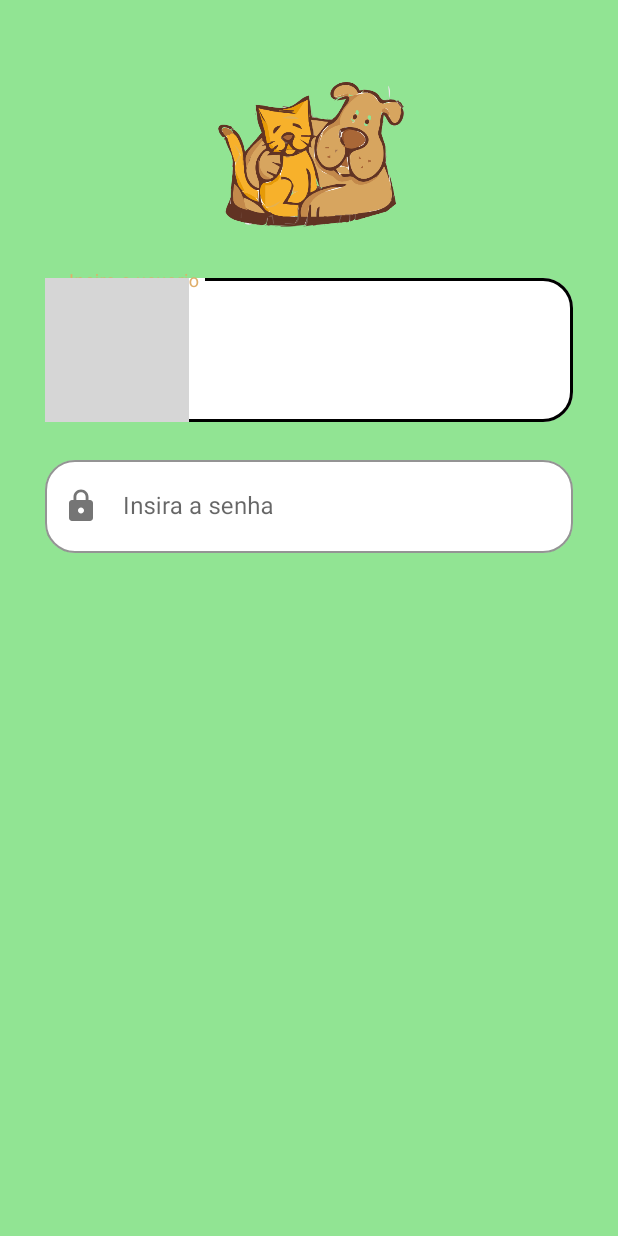
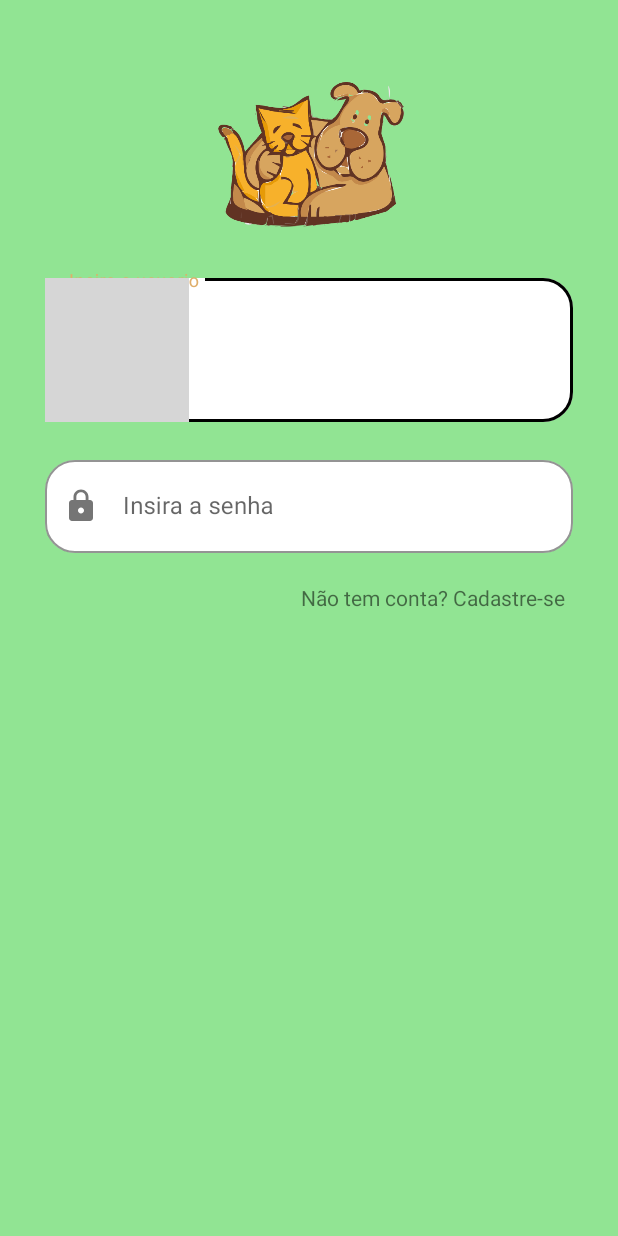
Before and after one commit to luismiguel172/AdotaPets, an Android app: the layout login_layout.xml on its own in the app's theme, with its tools: preview values and no code run, on a phone screen of 412 x 824 dp. Run offline under Robolectric (Android 15) with nearby library versions, the phone set to English and light mode, and no system bars; grey boxes are pictures that could not be loaded.

Commit message:
Quarta Mão

```diff
--- a/app/src/main/res/layout/login_layout.xml
+++ b/app/src/main/res/layout/login_layout.xml
@@ -1,72 +1,81 @@
 <?xml version="1.0" encoding="utf-8"?>
-<LinearLayout
-    xmlns:android="http://schemas.android.com/apk/res/android"
+<LinearLayout xmlns:android="http://schemas.android.com/apk/res/android"
     xmlns:app="http://schemas.android.com/apk/res-auto"
     xmlns:tools="http://schemas.android.com/tools"
-    android:orientation="vertical"
-    android:gravity="center_horizontal"
     android:layout_width="match_parent"
     android:layout_height="match_parent"
-    tools:context=".Login_Activity"
-    android:background="#91E493">
+    android:background="#91E493"
+    android:gravity="center_horizontal"
+    android:orientation="vertical"
+    tools:context=".Login_Activity">
 
     <LinearLayout
         android:layout_width="match_parent"
         android:layout_height="match_parent"
-        android:orientation="vertical"
-        android:layout_margin="20dp">
+        android:layout_margin="20dp"
+        android:orientation="vertical">
 
         <ImageView
-        android:layout_gravity="center_horizontal"
             android:layout_width="150dp"
             android:layout_height="150dp"
-        android:src="@drawable/logobg"/>
+            android:layout_gravity="center_horizontal"
+            android:src="@drawable/logobg" />
 
         <com.google.android.material.textfield.TextInputLayout
             android:layout_width="match_parent"
             android:layout_height="wrap_content"
             android:contentDescription="usuario"
+            android:padding="10dp"
+            app:boxBackgroundColor="#fff"
+            app:boxBackgroundMode="outline"
             app:boxCornerRadiusBottomEnd="20dp"
             app:boxCornerRadiusBottomStart="20dp"
             app:boxCornerRadiusTopEnd="20dp"
             app:boxCornerRadiusTopStart="20dp"
-        android:padding="10dp"
             app:boxStrokeColor="#000"
-        app:boxBackgroundColor="#fff"
-        app:boxBackgroundMode="outline"
-        app:startIconDrawable="@drawable/baseline_pets"
-        app:endIconMode="clear_text">
+            app:endIconMode="clear_text"
+            app:startIconDrawable="@drawable/baseline_pets">
 
             <com.google.android.material.textfield.TextInputEditText
                 android:layout_width="match_parent"
                 android:layout_height="wrap_content"
                 android:hint="Insira o usuario"
-            android:padding="20dp"
-            android:maxLength="100"/>
+                android:maxLength="100"
+                android:padding="20dp" />
 
-    </com.google.android.material.textfield.TextInputLayout><com.google.android.material.textfield.TextInputLayout
+        </com.google.android.material.textfield.TextInputLayout>
+
+        <com.google.android.material.textfield.TextInputLayout
             android:layout_width="match_parent"
             android:layout_height="wrap_content"
             android:contentDescription="senha"
+            android:padding="10dp"
+            app:boxBackgroundColor="#fff"
+            app:boxBackgroundMode="outline"
             app:boxCornerRadiusBottomEnd="20dp"
             app:boxCornerRadiusBottomStart="20dp"
             app:boxCornerRadiusTopEnd="20dp"
             app:boxCornerRadiusTopStart="20dp"
-        android:padding="10dp"
             app:boxStrokeColor="#000"
-        app:boxBackgroundColor="#fff"
-        app:boxBackgroundMode="outline"
-        app:startIconDrawable="@drawable/baseline_lock"
-        app:endIconMode="clear_text">
+            app:endIconMode="clear_text"
+            app:startIconDrawable="@drawable/baseline_lock">
 
             <com.google.android.material.textfield.TextInputEditText
                 android:layout_width="match_parent"
                 android:layout_height="wrap_content"
                 android:hint="Insira a senha"
-            android:padding="20dp"
-            android:maxLength="100"/>
+                android:maxLength="100"
+                android:padding="20dp" />
 
         </com.google.android.material.textfield.TextInputLayout>
+
+        <TextView
+            android:layout_width="wrap_content"
+            android:layout_height="wrap_content"
+            android:layout_gravity="end"
+            android:layout_marginTop="10dp"
+            android:layout_marginRight="15dp"
+            android:text="Não tem conta? Cadastre-se"/>
 
     </LinearLayout>
 
```
Lines whose indentation alone changed are shown as unchanged.
